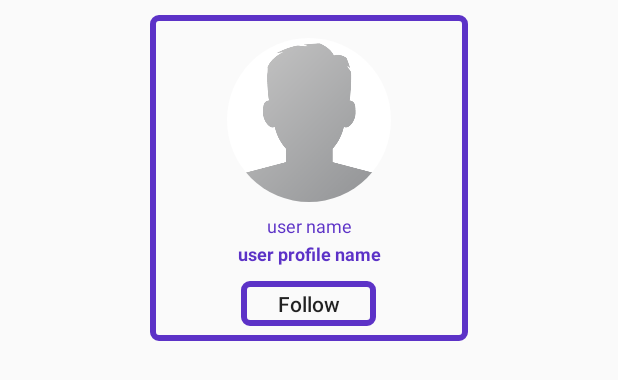
After one commit to Deffohn/wojak-memerealm, an Android app: the layout user_item_layout.xml on its own in the app's theme, with its tools: preview values and no code run, on a phone screen of 412 x 824 dp. The commit adds this screen. Shown: the top 380 px of the screen. Run offline under Robolectric (Android 15) with nearby library versions, the phone set to English and light mode, and no system bars.

Commit message:
added working user searching bar by fullname (not username)

```diff
--- a/app/build.gradle
+++ b/app/build.gradle
@@ -1,6 +1,7 @@
 plugins {
     id 'com.android.application'
     id 'kotlin-android'
+    id 'kotlin-android-extensions'
     id 'com.google.gms.google-services'
 }
 
@@ -51,6 +52,7 @@ dependencies {
     implementation 'com.google.firebase:firebase-database-ktx'
     implementation 'com.google.firebase:firebase-storage-ktx'
     implementation platform('com.google.firebase:firebase-bom:29.1.0')
+    implementation 'com.squareup.picasso:picasso:2.71828'
     testImplementation 'junit:junit:4.+'
     androidTestImplementation 'androidx.test.ext:junit:1.1.3'
     androidTestImplementation 'androidx.test.espresso:espresso-core:3.4.0'
--- a/app/src/main/java/fr/stks/wojakmemesrealm/auth/SignUpActivity.kt
+++ b/app/src/main/java/fr/stks/wojakmemesrealm/auth/SignUpActivity.kt
@@ -78,8 +78,8 @@ class SignUpActivity : AppCompatActivity() {
         val uid = fAuth.currentUser!!.uid
         dbUsers.child(uid).setValue(HashMap<String, Any>().apply {
             put("uid", uid)
-            put("fullname", fullName)
-            put("username", username)
+            put("fullname", fullName.lowercase())
+            put("username", username.lowercase())
             put("email", email)
             put("image", "https://firebasestorage.googleapis.com/v0/b/wojak-memes-realm.appspot.com/o/Default%20Images%2Fprofile.png?alt=media&token=e8d07ce3-99a4-4b3c-bd63-1037511ee086")
             put("bio", "")
--- a/app/src/main/res/layout/fragment_search.xml
+++ b/app/src/main/res/layout/fragment_search.xml
@@ -31,6 +31,7 @@
                     android:src="@drawable/search" />
 
                 <EditText
+                    android:id="@+id/search_edit_text"
                     android:layout_width="match_parent"
                     android:layout_height="wrap_content"
                     android:layout_marginStart="6dp"
@@ -46,5 +47,6 @@
         android:id="@+id/recycler_view_search"
         android:layout_width="match_parent"
         android:layout_height="match_parent"
+        android:visibility="gone"
         android:layout_below="@+id/app_bar_layout_search" />
 </RelativeLayout>
--- /dev/null
+++ b/app/src/main/res/layout/user_item_layout.xml
@@ -0,0 +1,59 @@
+<?xml version="1.0" encoding="utf-8"?>
+<RelativeLayout xmlns:android="http://schemas.android.com/apk/res/android"
+    android:layout_width="match_parent"
+    android:layout_height="wrap_content"
+    android:layout_marginTop="10dp"
+    android:layout_marginLeft="100dp"
+    android:layout_marginRight="100dp"
+    android:background="@drawable/button_black_background">
+
+    <RelativeLayout
+        android:layout_width="wrap_content"
+        android:layout_height="wrap_content"
+        android:layout_centerHorizontal="true">
+
+        <de.hdodenhof.circleimageview.CircleImageView
+            android:id="@+id/user_profile_image_search"
+            android:layout_width="120dp"
+            android:layout_height="120dp"
+            android:layout_centerHorizontal="true"
+            android:layout_marginTop="10dp"
+            android:padding="5dp"
+            android:src="@drawable/profile" />
+
+        <TextView
+            android:id="@+id/user_name_search"
+            android:layout_width="match_parent"
+            android:layout_height="wrap_content"
+            android:layout_below="@+id/user_profile_image_search"
+            android:layout_marginTop="2dp"
+            android:gravity="center"
+            android:text="user name"
+            android:textColor="@color/colorPrimary"
+            android:textSize="12dp" />
+
+        <TextView
+            android:id="@+id/user_full_name_search"
+            android:layout_width="match_parent"
+            android:layout_height="wrap_content"
+            android:layout_below="@+id/user_name_search"
+            android:layout_marginTop="2dp"
+            android:gravity="center"
+            android:text="user profile name"
+            android:textColor="@color/colorPrimary"
+            android:textSize="12dp"
+            android:textStyle="bold" />
+        <Button
+            android:id="@+id/follow_button_search"
+            android:layout_width="90dp"
+            android:layout_height="30dp"
+            android:layout_below="@+id/user_full_name_search"
+            android:layout_centerHorizontal="true"
+            android:background="@drawable/button_black_background"
+            android:text="Follow"
+            android:textAllCaps="false"
+            android:layout_margin="10dp"/>
+
+    </RelativeLayout>
+
+</RelativeLayout>
```
Also changed, not shown: app/src/main/java/fr/stks/wojakmemesrealm/adapter/UserAdapter.kt (added, +45 -0 lines), app/src/main/java/fr/stks/wojakmemesrealm/fragments/SearchFragment.kt (+108 -9 lines), app/src/main/java/fr/stks/wojakmemesrealm/model/User.kt (added, +61 -0 lines).
